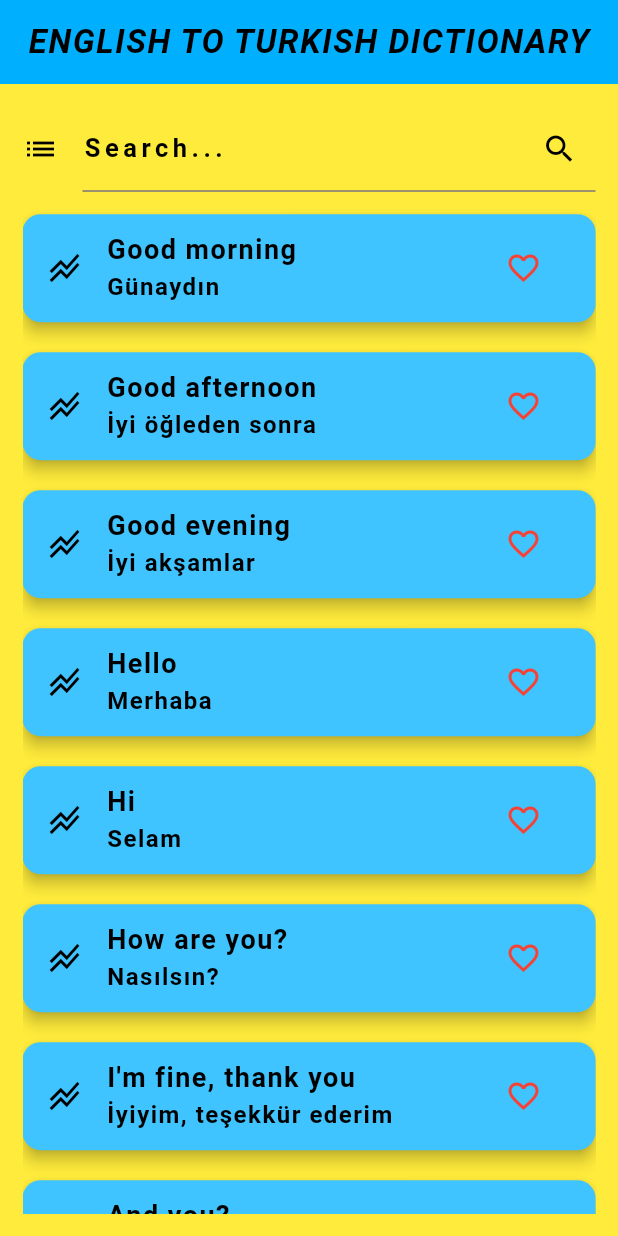
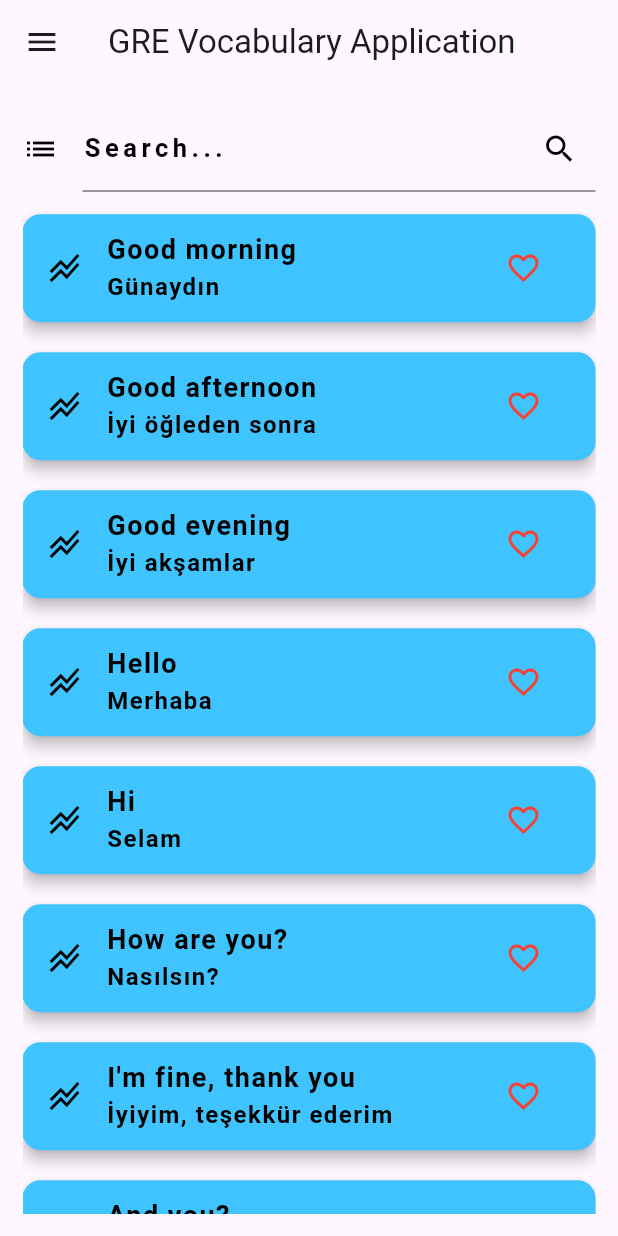
Before and after one commit to suhayblegend/Eng-To-Turk-Dictionary, a Flutter app: the HomePage screen opened directly, on a phone screen of 412 x 824 dp. Run offline on Flutter 3.47's test engine with Material 3 defaults, Android fonts, the phone set to English and light mode, and no system bars; our stand-ins replace sqflite; accounts and stored records are empty.

Commit message:
few chnages

```diff
--- a/lib/homepage.dart
+++ b/lib/homepage.dart
@@ -1,109 +1,4 @@
 import 'package:flutter/material.dart';
-
-void main() {
-  runApp(const MaterialApp(
-    home: LoginPage(),
-  ));
-}
-
-class LoginPage extends StatefulWidget {
-  const LoginPage({Key? key}) : super(key: key);
-
-  @override
-  // ignore: library_private_types_in_public_api
-  _LoginPageState createState() => _LoginPageState();
-}
-
-class _LoginPageState extends State<LoginPage> {
-  final TextEditingController _passwordController = TextEditingController();
-  final String _correctPassword = 'naseristhebestteacher';
-
-  void _login() {
-    String enteredPassword = _passwordController.text.trim();
-    if (enteredPassword == _correctPassword) {
-      Navigator.pushReplacement(
-        context,
-        MaterialPageRoute(builder: (context) => const HomePage()),
-      );
-    } else {
-      showDialog(
-        context: context,
-        builder: (context) => AlertDialog(
-          title: const Text('Incorrect Password'),
-          content: const Text('Please enter the correct password to continue.'),
-          actions: [
-            TextButton(
-              onPressed: () => Navigator.pop(context),
-              child: const Text('OK'),
-            ),
-          ],
-        ),
-      );
-    }
-  }
-
-  @override
-  Widget build(BuildContext context) {
-    return Scaffold(
-      appBar: AppBar(
-        title: const Text('Login'),
-      ),
-      body: Padding(
-        padding: const EdgeInsets.all(20.0),
-        child: Column(
-          mainAxisAlignment: MainAxisAlignment.center,
-          children: [
-            TextField(
-              controller: _passwordController,
-              obscureText: true,
-              decoration: const InputDecoration(
-                labelText: 'Enter Password To access this app',
-                border: OutlineInputBorder(),
-              ),
-            ),
-            const SizedBox(height: 20.0),
-            ElevatedButton(
-              onPressed: _login,
-              child: const Text('Login'),
-            ),
-          ],
-        ),
-      ),
-    );
-  }
-}
-
-class Word {
-  final int id;
-  final String name;
-  final String mean;
-  bool favorite;
-
-  Word({
-    required this.id,
-    required this.name,
-    required this.mean,
-    this.favorite = false,
-  });
-
-  Map<String, dynamic> toMap() {
-    return {
-      'id': id,
-      'name': name,
-      'mean': mean,
-      'favorite': favorite ? 1 : 0,
-    };
-  }
-
-  factory Word.fromMap(Map<String, dynamic> map) {
-    return Word(
-      id: map['id'],
-      name: map['name'],
-      mean: map['mean'],
-      favorite: map['favorite'] == 1,
-    );
-  }
-}
 
 class HomePage extends StatefulWidget {
   const HomePage({Key? key}) : super(key: key);
@@ -135,7 +30,7 @@ class _HomePageState extends State<HomePage> {
   void initState() {
     super.initState();
     _foundWords = _allWords.map((word) => Word.fromMap(word)).toList();
-    _favoriteWords = [];
+    _favoriteWords = _foundWords.where((word) => word.favorite).toList();
   }
 
   void _filter(String key) {
@@ -154,34 +49,60 @@ class _HomePageState extends State<HomePage> {
 
   void _toggleFavorite(int id) {
     setState(() {
-      final index = _foundWords.indexWhere((word) => word.id == id);
-      if (index != -1) {
-        _foundWords[index].favorite = !_foundWords[index].favorite;
-        if (_foundWords[index].favorite) {
-          _favoriteWords.add(_foundWords[index]);
-        } else {
-          _favoriteWords.removeWhere((word) => word.id == id);
-        }
-      }
+      final word = _foundWords.firstWhere((word) => word.id == id);
+      word.favorite = !word.favorite;
+      _favoriteWords = _foundWords.where((word) => word.favorite).toList();
     });
+  }
+
+  void _shareApp() {
+    // Implement sharing functionality
+    // For example, using the 'share' package
+    // Share.share('Check out this GRE Vocabulary app!');
+  }
+
+  void _navigateToFavorites() {
+    Navigator.push(
+      context,
+      MaterialPageRoute(builder: (context) => FavoritesPage(favoriteWords: _favoriteWords)),
+    );
   }
 
   @override
   Widget build(BuildContext context) {
     return Scaffold(
-      backgroundColor: Colors.yellow.shade500,
       appBar: AppBar(
-        backgroundColor: Colors.lightBlueAccent.shade400,
-        title: const Text(
-          'ENGLISH TO TURKISH DICTIONARY',
-          style: TextStyle(
-            fontStyle: FontStyle.italic,
-            color: Colors.black,
-            fontWeight: FontWeight.bold,
-            letterSpacing: 1,
-          ),
+        title: const Text('GRE Vocabulary Application'),
+        centerTitle: true,
+      ),
+      drawer: Drawer(
+        child: ListView(
+          padding: EdgeInsets.zero,
+          children: [
+            const DrawerHeader(
+              decoration: BoxDecoration(
+                color: Colors.blue,
+              ),
+              child: Text(
+                'Menu',
+                style: TextStyle(
+                  color: Colors.white,
+                  fontSize: 24,
+                ),
+              ),
+            ),
+            ListTile(
+              leading: const Icon(Icons.favorite),
+              title: const Text('Favorites'),
+              onTap: _navigateToFavorites,
+            ),
+            ListTile(
+              leading: const Icon(Icons.share),
+              title: const Text('Share'),
+              onTap: _shareApp,
+            ),
+          ],
         ),
-        centerTitle: true,
       ),
       body: Padding(
         padding: const EdgeInsets.all(15.0),
@@ -208,9 +129,7 @@ class _HomePageState extends State<HomePage> {
                 ),
               ),
             ),
-            const SizedBox(
-              height: 5,
-            ),
+            const SizedBox(height: 5),
             Expanded(
               child: _foundWords.isNotEmpty
                   ? ListView.builder(
@@ -262,35 +181,70 @@ class _HomePageState extends State<HomePage> {
                       child: Text('Nothing Found'),
                     ),
             ),
-            if (_favoriteWords.isNotEmpty)
-              Column(
-                children: [
-                  const SizedBox(height: 10),
-                  const Text(
-                    'Favorites',
-                    style: TextStyle(
-                      fontSize: 20,
-                      fontWeight: FontWeight.bold,
-                    ),
-                  ),
-                  const SizedBox(height: 5),
-                  Expanded(
-                    child: ListView.builder(
-                      itemCount: _favoriteWords.length,
-                      itemBuilder: (context, index) {
-                        final word = _favoriteWords[index];
-                        return ListTile(
-                          title: Text(word.name),
-                          subtitle: Text(word.mean),
-                        );
-                      },
-                    ),
-                  ),
-                ],
-              ),
           ],
         ),
       ),
     );
   }
 }
+
+class Word {
+  final int id;
+  final String name;
+  final String mean;
+  bool favorite;
+
+  Word({
+    required this.id,
+    required this.name,
+    required this.mean,
+    this.favorite = false,
+  });
+
+  Map<String, dynamic> toMap() {
+    return {
+      'id': id,
+      'name': name,
+      'mean': mean,
+      'favorite': favorite ? 1 : 0,
+    };
+  }
+
+  factory Word.fromMap(Map<String, dynamic> map) {
+    return Word(
+      id: map['id'],
+      name: map['name'],
+      mean: map['mean'],
+      favorite: map['favorite'] == 1,
+    );
+  }
+}
+
+class FavoritesPage extends StatelessWidget {
+  final List<Word> favoriteWords;
+
+  const FavoritesPage({Key? key, required this.favoriteWords}) : super(key: key);
+
+  @override
+  Widget build(BuildContext context) {
+    return Scaffold(
+      appBar: AppBar(
+        title: const Text('Favorite Words'),
+      ),
+      body: favoriteWords.isNotEmpty
+          ? ListView.builder(
+              itemCount: favoriteWords.length,
+              itemBuilder: (context, index) {
+                final word = favoriteWords[index];
+                return ListTile(
+                  title: Text(word.name),
+                  subtitle: Text(word.mean),
+                );
+              },
+            )
+          : const Center(
+              child: Text('No favorite words yet.'),
+            ),
+    );
+  }
+}
--- a/lib/main.dart
+++ b/lib/main.dart
@@ -1,5 +1,5 @@
 import 'package:flutter/material.dart';
-import 'homepage.dart'; // Import your homepage.dart file
+import 'login_page.dart'; // Import the LoginPage
 
 void main() {
   runApp(const MyApp());
--- a/pubspec.yaml
+++ b/pubspec.yaml
@@ -30,6 +30,7 @@ dependencies:
   flutter:
     sdk: flutter
   sqflite: ^2.0.0+3
+  share: ^2.0.4
 
 
 
```
Also changed, not shown: lib/database_helper.dart (+3 -4 lines), lib/login_page.dart (added, +68 -0 lines), pubspec.lock.
